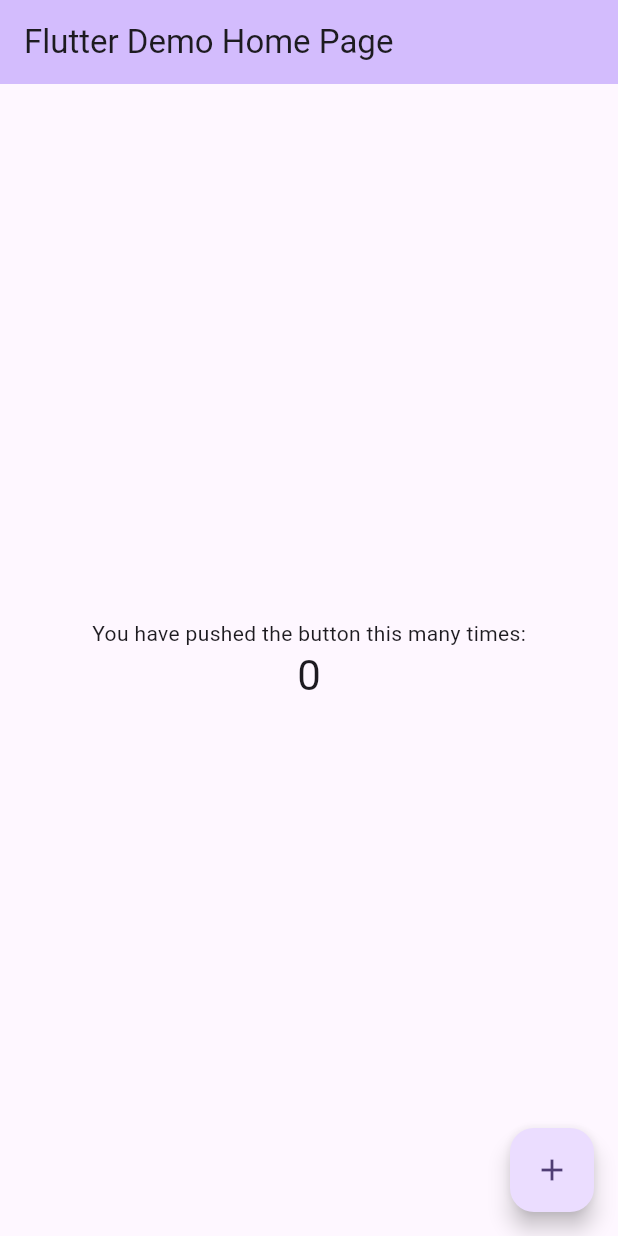
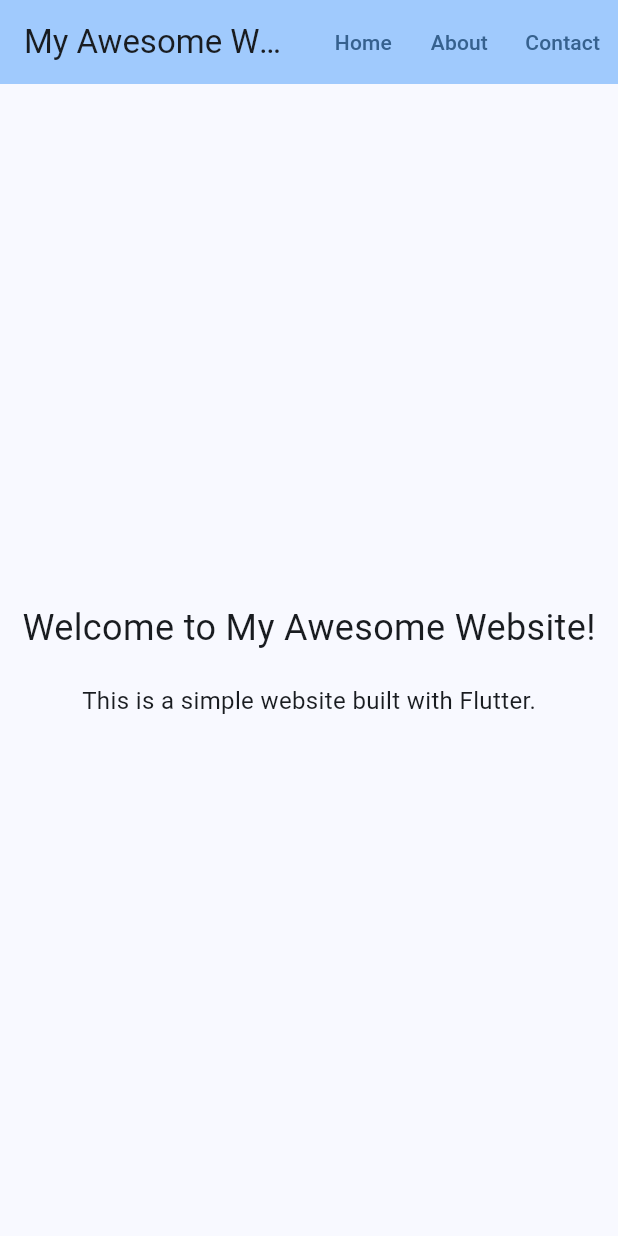
Before and after one commit to could-ai/019a48f0-9a18-7bb3-8dfb-f310102f19ae, a Flutter app: the screen it shows after launch, on a phone screen of 412 x 824 dp. Run offline on Flutter 3.47's test engine with Material 3 defaults, Android fonts, the phone set to English and light mode, and no system bars.

Commit message:
I have replaced the default counter application with a new, simple website structure. The previous MyHomePage widget and its state have been removed and replaced with a stateless HomePage widget, which provides a cleaner and more suitable foundation for a website. The new design includes a top navigation bar (AppBar) with placeholder links for 'Home', 'About', and 'Contact', and a central content area that displays a welcoming message. This change moves away from the sample app's stateful logic to a more static and appropriate layout for a web page.; I've updated the project's description in the `pubspec.yaml` file to better reflect its new purpose as a website. The description has been changed from 'A new Flutter project.' to 'My Awesome Website built with Flutter.' This ensures that the project's metadata is aligned with its updated functionality and provides a more descriptive overview for anyone viewing the project configuration.; I've updated the title of the website in the `web/index.html` file. The browser tab will now display 'My Awesome Website' instead of the default project name. This change provides a more professional and descriptive title for users accessing the site, improving the overall user experience and ensuring brand consistency.

```diff
--- a/usr/lib/main.dart
+++ b/usr/lib/main.dart
@@ -7,114 +7,51 @@ void main() {
 class MyApp extends StatelessWidget {
   const MyApp({super.key});
 
-  // This widget is the root of your application.
   @override
   Widget build(BuildContext context) {
     return MaterialApp(
-      title: 'Flutter Demo',
+      title: 'My Awesome Website',
       debugShowCheckedModeBanner: false,
       theme: ThemeData(
-        // This is the theme of your application.
-        //
-        // TRY THIS: Try running your application with "flutter run". You'll see
-        // the application has a purple toolbar. Then, without quitting the app,
-        // try changing the seedColor in the colorScheme below to Colors.green
-        // and then invoke "hot reload" (save your changes or press the "hot
-        // reload" button in a Flutter-supported IDE, or press "r" if you used
-        // the command line to start the app).
-        //
-        // Notice that the counter didn't reset back to zero; the application
-        // state is not lost during the reload. To reset the state, use hot
-        // restart instead.
-        //
-        // This works for code too, not just values: Most code changes can be
-        // tested with just a hot reload.
-        colorScheme: ColorScheme.fromSeed(seedColor: Colors.deepPurple),
+        colorScheme: ColorScheme.fromSeed(seedColor: Colors.blue),
+        useMaterial3: true,
       ),
-      home: const MyHomePage(title: 'Flutter Demo Home Page'),
+      home: const HomePage(),
     );
   }
 }
 
-class MyHomePage extends StatefulWidget {
-  const MyHomePage({super.key, required this.title});
-
-  // This widget is the home page of your application. It is stateful, meaning
-  // that it has a State object (defined below) that contains fields that affect
-  // how it looks.
-
-  // This class is the configuration for the state. It holds the values (in this
-  // case the title) provided by the parent (in this case the App widget) and
-  // used by the build method of the State. Fields in a Widget subclass are
-  // always marked "final".
-
-  final String title;
-
-  @override
-  State<MyHomePage> createState() => _MyHomePageState();
-}
-
-class _MyHomePageState extends State<MyHomePage> {
-  int _counter = 0;
-
-  void _incrementCounter() {
-    setState(() {
-      // This call to setState tells the Flutter framework that something has
-      // changed in this State, which causes it to rerun the build method below
-      // so that the display can reflect the updated values. If we changed
-      // _counter without calling setState(), then the build method would not be
-      // called again, and so nothing would appear to happen.
-      _counter++;
-    });
-  }
+class HomePage extends StatelessWidget {
+  const HomePage({super.key});
 
   @override
   Widget build(BuildContext context) {
-    // This method is rerun every time setState is called, for instance as done
-    // by the _incrementCounter method above.
-    //
-    // The Flutter framework has been optimized to make rerunning build methods
-    // fast, so that you can just rebuild anything that needs updating rather
-    // than having to individually change instances of widgets.
     return Scaffold(
       appBar: AppBar(
-        // TRY THIS: Try changing the color here to a specific color (to
-        // Colors.amber, perhaps?) and trigger a hot reload to see the AppBar
-        // change color while the other colors stay the same.
         backgroundColor: Theme.of(context).colorScheme.inversePrimary,
-        // Here we take the value from the MyHomePage object that was created by
-        // the App.build method, and use it to set our appbar title.
-        title: Text(widget.title),
+        title: const Text('My Awesome Website'),
+        actions: [
+          TextButton(onPressed: () {}, child: const Text('Home')),
+          TextButton(onPressed: () {}, child: const Text('About')),
+          TextButton(onPressed: () {}, child: const Text('Contact')),
+        ],
       ),
       body: Center(
-        // Center is a layout widget. It takes a single child and positions it
-        // in the middle of the parent.
         child: Column(
-          // Column is also a layout widget. It takes a list of children and
-          // arranges them vertically. By default, it sizes itself to fit its
-          // children horizontally, and tries to be as tall as its parent.
-          //
-          // Column has various properties to control how it sizes itself and
-          // how it positions its children. Here we use mainAxisAlignment to
-          // center the children vertically; the main axis here is the vertical
-          // axis because Columns are vertical (the cross axis would be
-          // horizontal).
-          //
-          // TRY THIS: Invoke "debug painting" (choose the "Toggle Debug Paint"
-          // action in the IDE, or press "p" in the console), to see the
-          // wireframe for each widget.
           mainAxisAlignment: MainAxisAlignment.center,
-          children: <Widget>[
-            const Text('You have pushed the button this many times:'),
-            Text('$_counter', style: Theme.of(context).textTheme.headlineMedium),
+          children: const <Widget>[
+            Text(
+              'Welcome to My Awesome Website!',
+              style: TextStyle(fontSize: 24),
+            ),
+            SizedBox(height: 20),
+            Text(
+              'This is a simple website built with Flutter.',
+              style: TextStyle(fontSize: 16),
+            ),
           ],
         ),
       ),
-      floatingActionButton: FloatingActionButton(
-        onPressed: _incrementCounter,
-        tooltip: 'Increment',
-        child: const Icon(Icons.add),
-      ), // This trailing comma makes auto-formatting nicer for build methods.
     );
   }
 }
--- a/usr/pubspec.yaml
+++ b/usr/pubspec.yaml
@@ -1,5 +1,5 @@
 name: couldai_user_app
-description: "A new Flutter project."
+description: "My Awesome Website built with Flutter."
 # The following line prevents the package from being accidentally published to
 # pub.dev using `flutter pub publish`. This is preferred for private packages.
 publish_to: 'none' # Remove this line if you wish to publish to pub.dev
```
Also changed, not shown: 1 other file.
